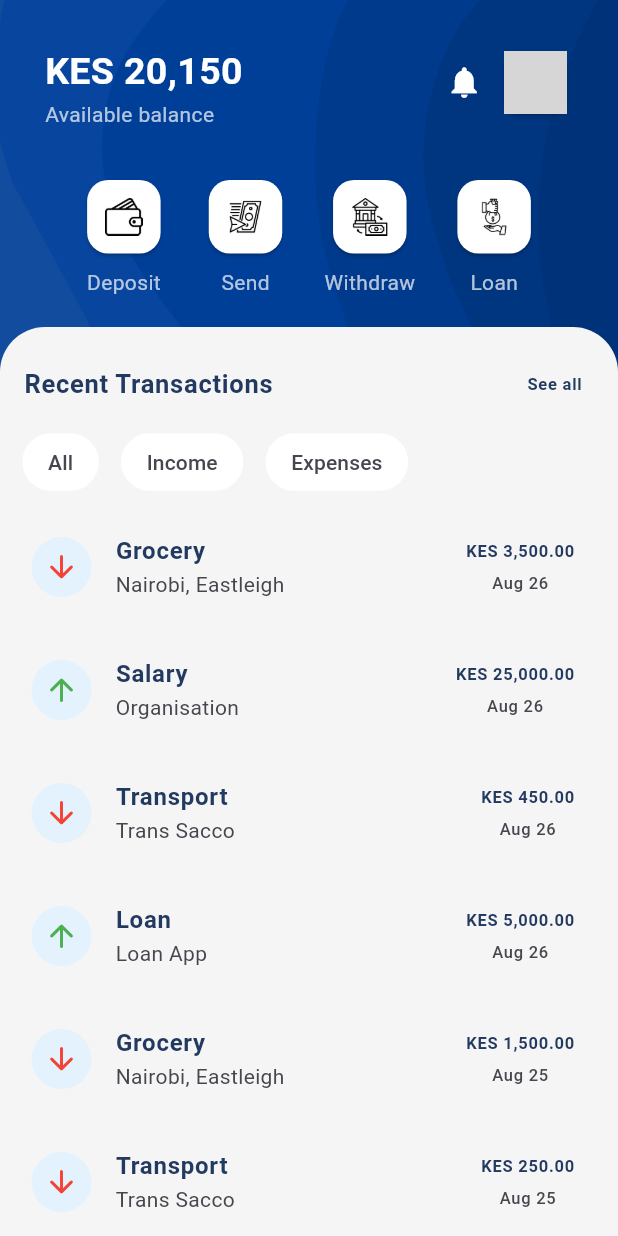
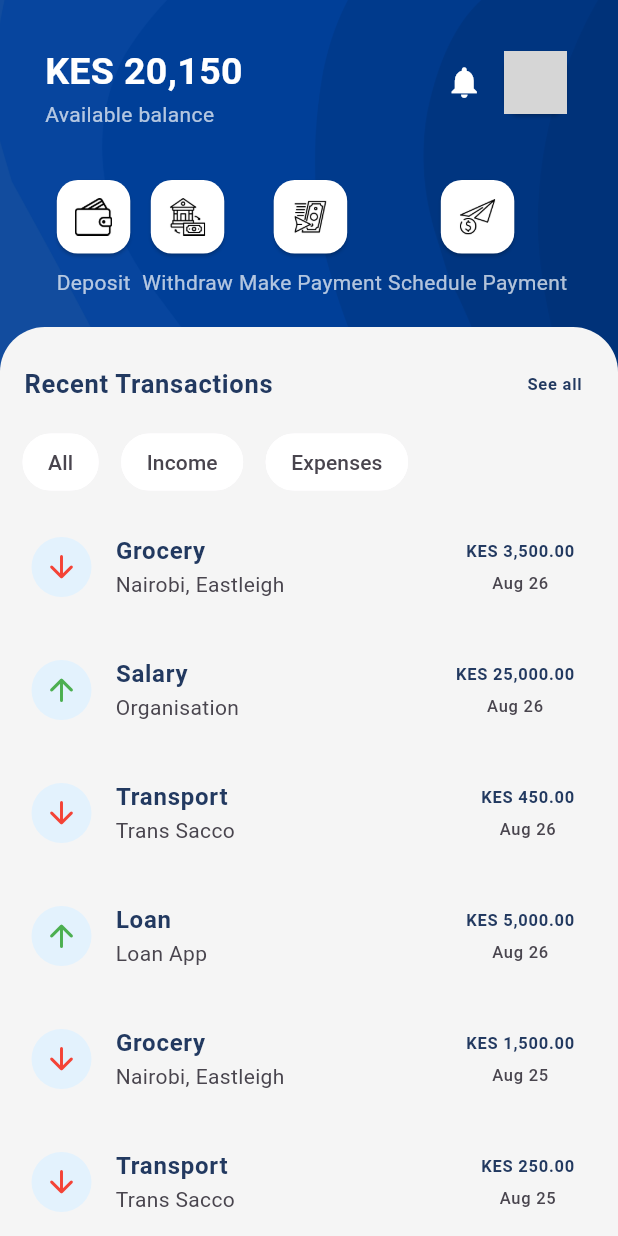
Before and after one commit to brianngeywo/banking_app, a Flutter app: the screen it shows after launch, on a phone screen of 412 x 824 dp. Run offline on Flutter 3.47's test engine with Material 2 defaults, Android fonts, the phone set to English and light mode, and no system bars; network calls fail; grey boxes are pictures that could not be loaded.

Commit message:
homepage complete

```diff
--- a/lib/homepage.dart
+++ b/lib/homepage.dart
@@ -199,6 +199,7 @@ Widget actionsWidget(MainAction action) {
         style: const TextStyle(
           color: Colors.white70,
         ),
+        softWrap: true,
       )
     ],
   );
--- a/lib/test_data.dart
+++ b/lib/test_data.dart
@@ -10,9 +10,9 @@ class MainAction {
 
 List<MainAction> actions = [
   MainAction(icon: "assets/wallet.png", title: 'Deposit'),
-  MainAction(icon: "assets/send.png", title: 'Send'),
   MainAction(icon: "assets/banking.png", title: 'Withdraw'),
-  MainAction(icon: "assets/loan.png", title: 'Loan'),
+  MainAction(icon: "assets/send.png", title: 'Make Payment'),
+  MainAction(icon: "assets/transfer.png", title: 'Schedule Payment'),
 ];
 
 List<String> mainOperations = [
```
